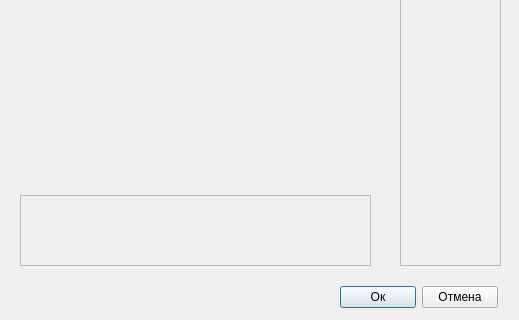
This is make_img_window.ui in shm0nya/Lipilin-s-game as Qt 5 draws it before an edit; both pictures show x 0 to 519 and y 225 to 545 of the 519 by 545 pixel window. The edited form follows.
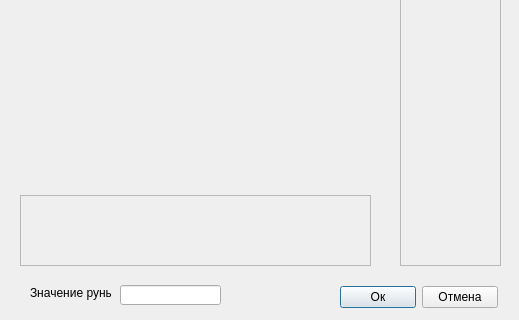
This is the edited form.

Commit message:
Добавил редактирование текста сообщения от кнопки
root window

```diff
--- a/make_img_window.ui
+++ b/make_img_window.ui
@@ -146,6 +146,32 @@
     </item>
    </layout>
   </widget>
+  <widget class="QLabel" name="lbl_root_show_messege">
+   <property name="geometry">
+    <rect>
+     <x>30</x>
+     <y>510</y>
+     <width>81</width>
+     <height>16</height>
+    </rect>
+   </property>
+   <property name="text">
+    <string>Значение руны:</string>
+   </property>
+  </widget>
+  <widget class="QLineEdit" name="edit_root_messege">
+   <property name="geometry">
+    <rect>
+     <x>120</x>
+     <y>510</y>
+     <width>101</width>
+     <height>20</height>
+    </rect>
+   </property>
+   <property name="maxLength">
+    <number>20</number>
+   </property>
+  </widget>
  </widget>
  <resources/>
  <connections/>
```
The commit also changes 6 other files.
